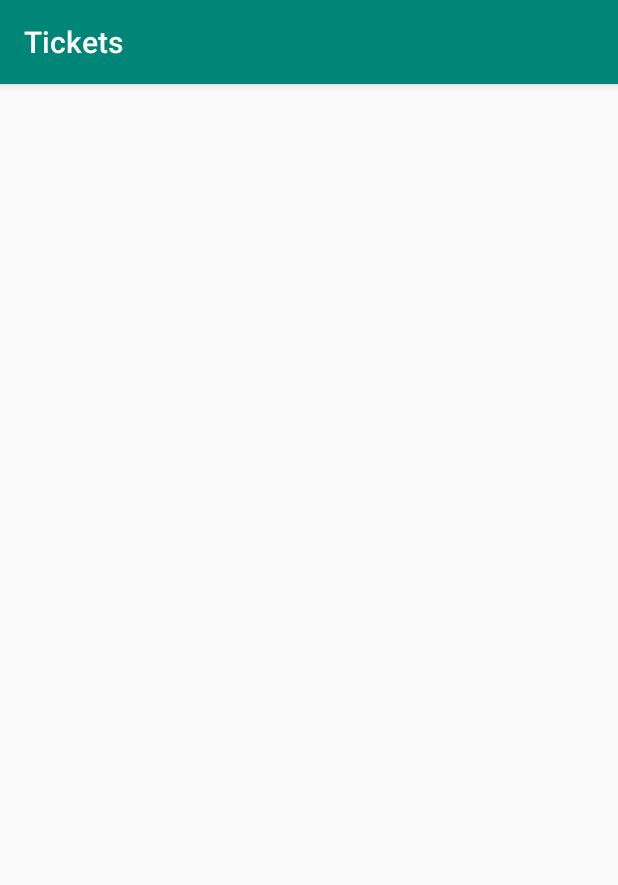
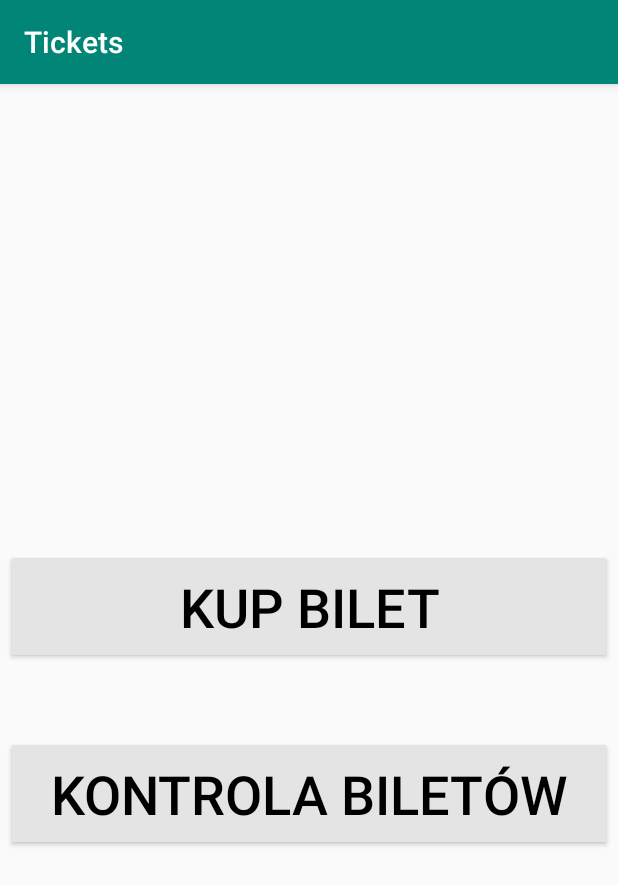
Before and after one commit to SebaPaciorek/Tickets, an Android app: the SpeechMainActivity screen opened directly, with no data from a screen before it, on a phone screen of 412 x 824 dp. Shown: the top 885 px of the screen. Run offline under Robolectric (Android 15) with nearby library versions, the phone set to English and light mode, and no system bars.

Commit message:
set components

```diff
--- a/app/src/main/java/buying/tickets/speech/view/SpeechMainActivity.java
+++ b/app/src/main/java/buying/tickets/speech/view/SpeechMainActivity.java
@@ -9,6 +9,7 @@ package buying.tickets.speech.view;
 import android.os.Bundle;
 import android.support.annotation.Nullable;
 import android.support.v7.app.AppCompatActivity;
+import android.widget.Button;
 
 import buying.tickets.R;
 
@@ -19,12 +20,33 @@ public class SpeechMainActivity extends AppCompatActivity {
 
     private static SpeechMainActivity speechMainActivity;
 
+    private Button buyTicketButton;
+    private Button ticketControlButton;
+
     @Override
     protected void onCreate(@Nullable Bundle savedInstanceState) {
         super.onCreate(savedInstanceState);
         setContentView(R.layout.activity_speech_main);
 
         speechMainActivity = this;
+
+        setComponents();
+    }
+
+    private void setComponents() {
+        buyTicketButton = findViewById(R.id.speech_main_buy_ticketButton);
+        ticketControlButton = findViewById(R.id.speech_main_ticket_controlButton);
+
+        setBuyTicketsButton();
+        setTicketControlButtonButton();
+    }
+
+    private void setBuyTicketsButton() {
+        buyTicketButton.setClickable(false);
+    }
+
+    private void setTicketControlButtonButton() {
+        ticketControlButton.setClickable(false);
     }
 
     public static SpeechMainActivity getInstance() {
--- a/app/src/main/res/layout/activity_speech_main.xml
+++ b/app/src/main/res/layout/activity_speech_main.xml
@@ -1,12 +1,60 @@
-<?xml version="1.0" encoding="utf-8"?>
-<!--
+<?xml version="1.0" encoding="utf-8"?><!--
   ~ Created by Sebastian Paciorek on 7.3.2019
   ~ Copyright (c) 2019.  All rights reserved.
   ~ Last modified 07.03.19 11:31
   -->
 
-<android.support.constraint.ConstraintLayout
-    xmlns:android="http://schemas.android.com/apk/res/android" android:layout_width="match_parent"
+<android.support.constraint.ConstraintLayout xmlns:android="http://schemas.android.com/apk/res/android"
+    xmlns:app="http://schemas.android.com/apk/res-auto"
+    android:layout_width="match_parent"
     android:layout_height="match_parent">
 
+    <android.support.v7.widget.AppCompatButton
+        android:id="@+id/speech_main_ticket_controlButton"
+        android:layout_width="0dp"
+        android:layout_height="wrap_content"
+        android:layout_marginStart="8dp"
+        android:layout_marginTop="60dp"
+        android:layout_marginEnd="8dp"
+        android:background="@color/colorLightGray"
+        android:paddingStart="8dp"
+        android:paddingLeft="8dp"
+        android:paddingTop="8dp"
+        android:paddingEnd="8dp"
+        android:paddingRight="8dp"
+        android:paddingBottom="8dp"
+        android:soundEffectsEnabled="true"
+        android:text="@string/ticket_control_title"
+        android:textColor="@android:color/black"
+        android:textSize="36sp"
+        app:layout_constraintEnd_toEndOf="parent"
+        app:layout_constraintHorizontal_bias="1.0"
+        app:layout_constraintStart_toStartOf="parent"
+        app:layout_constraintTop_toBottomOf="@+id/speech_main_buy_ticketButton" />
+
+    <android.support.v7.widget.AppCompatButton
+        android:id="@+id/speech_main_buy_ticketButton"
+        android:layout_width="0dp"
+        android:layout_height="wrap_content"
+        android:layout_marginStart="8dp"
+        android:layout_marginTop="8dp"
+        android:layout_marginEnd="8dp"
+        android:layout_marginBottom="80dp"
+        android:background="@color/colorLightGray"
+        android:paddingStart="8dp"
+        android:paddingLeft="8dp"
+        android:paddingTop="8dp"
+        android:paddingEnd="8dp"
+        android:paddingRight="8dp"
+        android:paddingBottom="8dp"
+        android:soundEffectsEnabled="true"
+        android:text="@string/buy_ticket_title"
+        android:textColor="@android:color/black"
+        android:textSize="36sp"
+        app:layout_constraintBottom_toBottomOf="parent"
+        app:layout_constraintEnd_toEndOf="parent"
+        app:layout_constraintHorizontal_bias="1.0"
+        app:layout_constraintStart_toStartOf="parent"
+        app:layout_constraintTop_toTopOf="parent" />
+
 </android.support.constraint.ConstraintLayout>
```
